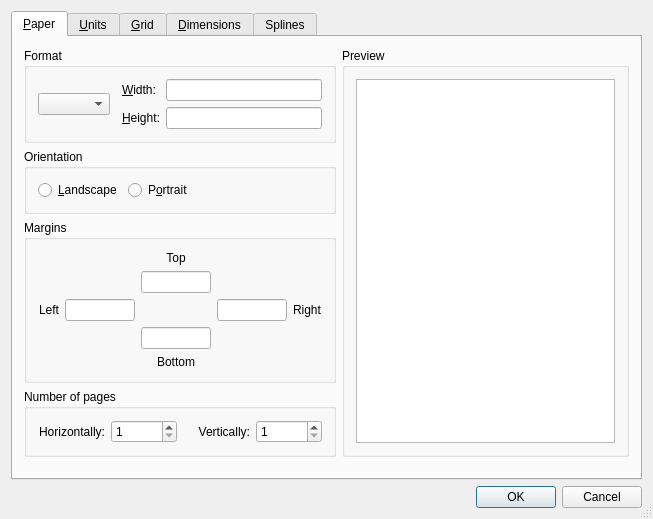
The window that librecad/src/ui/forms/qg_dlgoptionsdrawing.ui (LibreCAD/LibreCAD) describes before a commit, drawn with Qt 5.
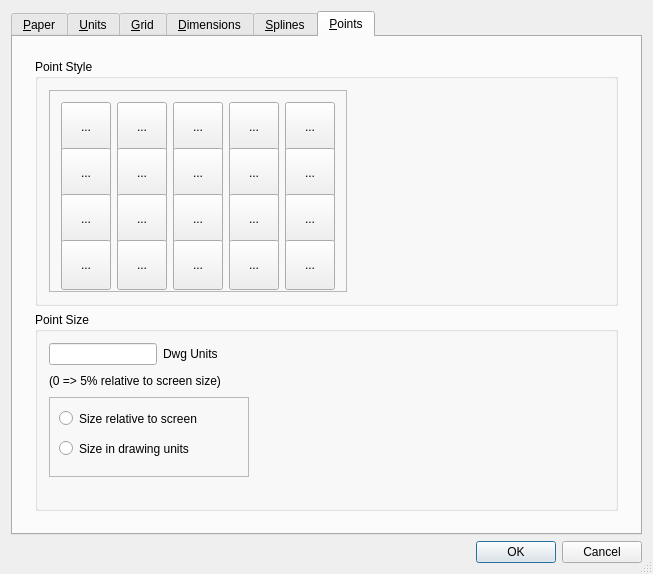
The same window after the commit. The open tabs and pages were chosen to show the change. Icons and pictures are not drawn. Custom widgets are drawn as their Qt base class.

Commit message: Issue #960 Feature request - Ability to set the style of a POINT Working implementation of the requested feature. Extra tab on the Current Drawing Preferences dialog provides controls to select the display style for POINTS. Implementation follows DXF file standard for storing point style info and AutoCAD values for the available styles.

The edit to the form file:
```diff
--- a/librecad/src/ui/forms/qg_dlgoptionsdrawing.ui
+++ b/librecad/src/ui/forms/qg_dlgoptionsdrawing.ui
@@ -1606,7 +1606,7 @@
      </widget>
      <widget class="QWidget" name="tab5">
       <attribute name="title">
-       <string>Splines</string>
+       <string>&amp;Splines</string>
       </attribute>
       <layout class="QVBoxLayout">
        <item>
@@ -1678,6 +1678,1035 @@
        </item>
       </layout>
      </widget>
+     <widget class="QWidget" name="tab6">
+      <attribute name="title">
+       <string>&amp;Points</string>
+      </attribute>
+      <layout class="QVBoxLayout" name="verticalLayout_2">
+       <item>
+        <widget class="QWidget" name="widget_2" native="true">
+         <layout class="QVBoxLayout" name="verticalLayout_3">
+          <item>
+           <widget class="QGroupBox" name="gbPointStyle">
+            <property name="title">
+             <string>Point Style</string>
+            </property>
+            <layout class="QGridLayout" name="gridLayout_13">
+             <item row="0" column="2">
+              <widget class="QFrame" name="frame_2">
+               <property name="minimumSize">
+                <size>
+                 <width>0</width>
+                 <height>200</height>
+                </size>
+               </property>
+               <property name="maximumSize">
+                <size>
+                 <width>300</width>
+                 <height>16777215</height>
+                </size>
+               </property>
+               <property name="styleSheet">
+                <string notr="true">QToolButton::checked{
+    background: palette(dark);
+}</string>
+               </property>
+               <property name="frameShape">
+                <enum>QFrame::StyledPanel</enum>
+               </property>
+               <property name="frameShadow">
+                <enum>QFrame::Raised</enum>
+               </property>
+               <layout class="QGridLayout" name="gridLayout_14">
+                <item row="0" column="0">
+                 <widget class="QToolButton" name="bDot">
+                  <property name="enabled">
+                   <bool>true</bool>
+                  </property>
+                  <property name="minimumSize">
+                   <size>
+                    <width>50</width>
+                    <height>50</height>
+                   </size>
+                  </property>
+                  <property name="text">
+                   <string>...</string>
+                  </property>
+                  <property name="icon">
+                   <iconset resource="../../../res/icons/icons.qrc">
+                    <normaloff>:/icons/point_dot.svg</normaloff>:/icons/point_dot.svg</iconset>
+                  </property>
+                  <property name="iconSize">
+                   <size>
+                    <width>40</width>
+                    <height>40</height>
+                   </size>
+                  </property>
+                  <property name="checkable">
+                   <bool>true</bool>
+                  </property>
+                  <property name="autoExclusive">
+                   <bool>true</bool>
+                  </property>
+                  <property name="popupMode">
+                   <enum>QToolButton::InstantPopup</enum>
+                  </property>
+                  <property name="autoRaise">
+                   <bool>false</bool>
+                  </property>
+                  <property name="arrowType">
+                   <enum>Qt::NoArrow</enum>
+                  </property>
+                 </widget>
+                </item>
+                <item row="0" column="1">
+                 <widget class="QToolButton" name="bBlank">
+                  <property name="enabled">
+                   <bool>true</bool>
+                  </property>
+                  <property name="minimumSize">
+                   <size>
+                    <width>50</width>
+                    <height>50</height>
+                   </size>
+                  </property>
+                  <property name="focusPolicy">
+                   <enum>Qt::TabFocus</enum>
+                  </property>
+                  <property name="text">
+                   <string>...</string>
+                  </property>
+                  <property name="icon">
+                   <iconset resource="../../../res/icons/icons.qrc">
+                    <normaloff>:/icons/point_blank.svg</normaloff>:/icons/point_blank.svg</iconset>
+                  </property>
+                  <property name="iconSize">
+                   <size>
+                    <width>40</width>
+                    <height>40</height>
+                   </size>
+                  </property>
+                  <property name="checkable">
+                   <bool>true</bool>
+                  </property>
+                  <property name="autoExclusive">
+                   <bool>true</bool>
+                  </property>
+                 </widget>
+                </item>
+                <item row="0" column="2">
+                 <widget class="QToolButton" name="bPlus">
+                  <property name="enabled">
+                   <bool>true</bool>
+                  </property>
+                  <property name="minimumSize">
+                   <size>
+                    <width>50</width>
+                    <height>50</height>
+                   </size>
+                  </property>
+                  <property name="text">
+                   <string>...</string>
+                  </property>
+                  <property name="icon">
+                   <iconset resource="../../../res/icons/icons.qrc">
+                    <normaloff>:/icons/point_plus.svg</normaloff>:/icons/point_plus.svg</iconset>
+                  </property>
+                  <property name="iconSize">
+                   <size>
+                    <width>40</width>
+                    <height>40</height>
+                   </size>
+                  </property>
+                  <property name="checkable">
+                   <bool>true</bool>
+                  </property>
+                  <property name="autoExclusive">
+                   <bool>true</bool>
+                  </property>
+                  <property name="popupMode">
+                   <enum>QToolButton::DelayedPopup</enum>
+                  </property>
+                  <property name="autoRaise">
+                   <bool>false</bool>
+                  </property>
+                  <property name="arrowType">
+                   <enum>Qt::NoArrow</enum>
+                  </property>
+                 </widget>
+                </item>
+                <item row="0" column="3">
+                 <widget class="QToolButton" name="bCross">
+                  <property name="enabled">
+                   <bool>true</bool>
+                  </property>
+                  <property name="minimumSize">
+                   <size>
+                    <width>50</width>
+                    <height>50</height>
+                   </size>
+                  </property>
+                  <property name="text">
+                   <string>...</string>
+                  </property>
+                  <property name="icon">
+                   <iconset resource="../../../res/icons/icons.qrc">
+                    <normaloff>:/icons/point_cross.svg</normaloff>:/icons/point_cross.svg</iconset>
+                  </property>
+                  <property name="iconSize">
+                   <size>
+                    <width>40</width>
+                    <height>40</height>
+                   </size>
+                  </property>
+                  <property name="checkable">
+                   <bool>true</bool>
+                  </property>
+                  <property name="autoExclusive">
+                   <bool>true</bool>
+                  </property>
+                  <property name="popupMode">
+                   <enum>QToolButton::InstantPopup</enum>
+                  </property>
+                  <property name="autoRaise">
+                   <bool>false</bool>
+                  </property>
+                  <property name="arrowType">
+                   <enum>Qt::NoArrow</enum>
+                  </property>
+                 </widget>
+                </item>
+                <item row="0" column="4">
+                 <widget class="QToolButton" name="bTick">
+                  <property name="enabled">
+                   <bool>true</bool>
+                  </property>
+                  <property name="minimumSize">
+                   <size>
+                    <width>50</width>
+                    <height>50</height>
+                   </size>
+                  </property>
+                  <property name="text">
+                   <string>...</string>
+                  </property>
+                  <property name="icon">
+                   <iconset resource="../../../res/icons/icons.qrc">
+                    <normaloff>:/icons/point_tick.svg</normaloff>:/icons/point_tick.svg</iconset>
+                  </property>
+                  <property name="iconSize">
+                   <size>
+                    <width>40</width>
+                    <height>40</height>
+                   </size>
+                  </property>
+                  <property name="checkable">
+                   <bool>true</bool>
+                  </property>
+                  <property name="autoExclusive">
+                   <bool>true</bool>
+                  </property>
+                  <property name="popupMode">
+                   <enum>QToolButton::DelayedPopup</enum>
+                  </property>
+                  <property name="autoRaise">
+                   <bool>false</bool>
+                  </property>
+                  <property name="arrowType">
+                   <enum>Qt::NoArrow</enum>
+                  </property>
+                 </widget>
+                </item>
+                <item row="1" column="0">
+                 <widget class="QToolButton" name="bDotCircle">
+                  <property name="enabled">
+                   <bool>true</bool>
+                  </property>
+                  <property name="minimumSize">
+                   <size>
+                    <width>50</width>
+                    <height>50</height>
+                   </size>
+                  </property>
+                  <property name="text">
+                   <string>...</string>
+                  </property>
+                  <property name="icon">
+                   <iconset resource="../../../res/icons/icons.qrc">
+                    <normaloff>:/icons/point_dot_circle.svg</normaloff>:/icons/point_dot_circle.svg</iconset>
+                  </property>
+                  <property name="iconSize">
+                   <size>
+                    <width>40</width>
+                    <height>40</height>
+                   </size>
+                  </property>
+                  <property name="checkable">
+                   <bool>true</bool>
+                  </property>
+                  <property name="autoExclusive">
+                   <bool>true</bool>
+                  </property>
+                  <property name="popupMode">
+                   <enum>QToolButton::InstantPopup</enum>
+                  </property>
+                  <property name="autoRaise">
+                   <bool>false</bool>
+                  </property>
+                  <property name="arrowType">
+                   <enum>Qt::NoArrow</enum>
+                  </property>
+                 </widget>
+                </item>
+                <item row="1" column="1">
+                 <widget class="QToolButton" name="bBlankCircle">
+                  <property name="enabled">
+                   <bool>true</bool>
+                  </property>
+                  <property name="minimumSize">
+                   <size>
+                    <width>50</width>
+                    <height>50</height>
+                   </size>
+                  </property>
+                  <property name="text">
+                   <string>...</string>
+                  </property>
+                  <property name="icon">
+                   <iconset resource="../../../res/icons/icons.qrc">
+                    <normaloff>:/icons/point_blank_circle.svg</normaloff>:/icons/point_blank_circle.svg</iconset>
+                  </property>
+                  <property name="iconSize">
+                   <size>
+                    <width>40</width>
+                    <height>40</height>
+                   </size>
+                  </property>
+                  <property name="checkable">
+                   <bool>true</bool>
+                  </property>
+                  <property name="autoExclusive">
+                   <bool>true</bool>
+                  </property>
+                  <property name="popupMode">
+                   <enum>QToolButton::InstantPopup</enum>
+                  </property>
+                  <property name="autoRaise">
+                   <bool>false</bool>
+                  </property>
+                  <property name="arrowType">
+                   <enum>Qt::NoArrow</enum>
+                  </property>
+                 </widget>
+                </item>
+                <item row="1" column="2">
+                 <widget class="QToolButton" name="bPlusCircle">
+                  <property name="enabled">
+                   <bool>true</bool>
+                  </property>
+                  <property name="minimumSize">
+                   <size>
+                    <width>50</width>
+                    <height>50</height>
+                   </size>
+                  </property>
+                  <property name="text">
+                   <string>...</string>
+                  </property>
+                  <property name="icon">
+                   <iconset resource="../../../res/icons/icons.qrc">
+                    <normaloff>:/icons/point_plus_circle.svg</normaloff>:/icons/point_plus_circle.svg</iconset>
+                  </property>
+                  <property name="iconSize">
+                   <size>
+                    <width>40</width>
+                    <height>40</height>
+                   </size>
+                  </property>
+                  <property name="checkable">
+                   <bool>true</bool>
+                  </property>
+                  <property name="autoExclusive">
+                   <bool>true</bool>
+                  </property>
+                  <property name="popupMode">
+                   <enum>QToolButton::InstantPopup</enum>
+                  </property>
+                  <property name="autoRaise">
+                   <bool>false</bool>
+                  </property>
+                  <property name="arrowType">
+                   <enum>Qt::NoArrow</enum>
+                  </property>
+                 </widget>
+                </item>
+                <item row="1" column="3">
+                 <widget class="QToolButton" name="bCrossCircle">
+                  <property name="enabled">
+                   <bool>true</bool>
+                  </property>
+                  <property name="minimumSize">
+                   <size>
+                    <width>50</width>
+                    <height>50</height>
+                   </size>
+                  </property>
+                  <property name="text">
+                   <string>...</string>
+                  </property>
+                  <property name="icon">
+                   <iconset resource="../../../res/icons/icons.qrc">
+                    <normaloff>:/icons/point_cross_circle.svg</normaloff>:/icons/point_cross_circle.svg</iconset>
+                  </property>
+                  <property name="iconSize">
+                   <size>
+                    <width>40</width>
+                    <height>40</height>
+                   </size>
+                  </property>
+                  <property name="checkable">
+                   <bool>true</bool>
+                  </property>
+                  <property name="autoExclusive">
+                   <bool>true</bool>
+                  </property>
+                  <property name="popupMode">
+                   <enum>QToolButton::InstantPopup</enum>
+                  </property>
+                  <property name="autoRaise">
+                   <bool>false</bool>
+                  </property>
+                  <property name="arrowType">
+                   <enum>Qt::NoArrow</enum>
+                  </property>
+                 </widget>
+                </item>
+                <item row="1" column="4">
+                 <widget class="QToolButton" name="bTickCircle">
+                  <property name="enabled">
+                   <bool>true</bool>
+                  </property>
+                  <property name="minimumSize">
+                   <size>
+                    <width>50</width>
+                    <height>50</height>
+                   </size>
+                  </property>
+                  <property name="text">
+                   <string>...</string>
+                  </property>
+                  <property name="icon">
+                   <iconset resource="../../../res/icons/icons.qrc">
+                    <normaloff>:/icons/point_tick_circle.svg</normaloff>:/icons/point_tick_circle.svg</iconset>
+                  </property>
+                  <property name="iconSize">
+                   <size>
+                    <width>40</width>
+                    <height>40</height>
+                   </size>
+                  </property>
+                  <property name="checkable">
+                   <bool>true</bool>
+                  </property>
+                  <property name="autoExclusive">
+                   <bool>true</bool>
+                  </property>
+                  <property name="popupMode">
+                   <enum>QToolButton::InstantPopup</enum>
+                  </property>
+                  <property name="autoRaise">
+                   <bool>false</bool>
+                  </property>
+                  <property name="arrowType">
+                   <enum>Qt::NoArrow</enum>
+                  </property>
+                 </widget>
+                </item>
+                <item row="2" column="0">
+                 <widget class="QToolButton" name="bDotSquare">
+                  <property name="enabled">
+                   <bool>true</bool>
+                  </property>
+                  <property name="minimumSize">
+                   <size>
+                    <width>50</width>
+                    <height>50</height>
+                   </size>
+                  </property>
+                  <property name="text">
+                   <string>...</string>
+                  </property>
+                  <property name="icon">
+                   <iconset resource="../../../res/icons/icons.qrc">
+                    <normaloff>:/icons/point_dot_square.svg</normaloff>:/icons/point_dot_square.svg</iconset>
+                  </property>
+                  <property name="iconSize">
+                   <size>
+                    <width>40</width>
+                    <height>40</height>
+                   </size>
+                  </property>
+                  <property name="checkable">
+                   <bool>true</bool>
+                  </property>
+                  <property name="autoExclusive">
+                   <bool>true</bool>
+                  </property>
+                  <property name="popupMode">
+                   <enum>QToolButton::InstantPopup</enum>
+                  </property>
+                  <property name="autoRaise">
+                   <bool>false</bool>
+                  </property>
+                  <property name="arrowType">
+                   <enum>Qt::NoArrow</enum>
+                  </property>
+                 </widget>
+                </item>
+                <item row="2" column="1">
+                 <widget class="QToolButton" name="bBlankSquare">
+                  <property name="enabled">
+                   <bool>true</bool>
+                  </property>
+                  <property name="minimumSize">
+                   <size>
+                    <width>50</width>
+                    <height>50</height>
+                   </size>
+                  </property>
+                  <property name="text">
+                   <string>...</string>
+                  </property>
+                  <property name="icon">
+                   <iconset resource="../../../res/icons/icons.qrc">
+                    <normaloff>:/icons/point_blank_square.svg</normaloff>:/icons/point_blank_square.svg</iconset>
+                  </property>
+                  <property name="iconSize">
+                   <size>
+                    <width>40</width>
+                    <height>40</height>
+                   </size>
+                  </property>
+                  <property name="checkable">
+                   <bool>true</bool>
+                  </property>
+                  <property name="autoExclusive">
+                   <bool>true</bool>
+                  </property>
+                  <property name="popupMode">
+                   <enum>QToolButton::InstantPopup</enum>
+                  </property>
+                  <property name="autoRaise">
+                   <bool>false</bool>
+                  </property>
+                  <property name="arrowType">
+                   <enum>Qt::NoArrow</enum>
+                  </property>
+                 </widget>
+                </item>
+                <item row="2" column="2">
+                 <widget class="QToolButton" name="bPlusSquare">
+                  <property name="enabled">
+                   <bool>true</bool>
+                  </property>
+                  <property name="minimumSize">
+                   <size>
+                    <width>50</width>
+                    <height>50</height>
+                   </size>
+                  </property>
+                  <property name="text">
+                   <string>...</string>
+                  </property>
+                  <property name="icon">
+                   <iconset resource="../../../res/icons/icons.qrc">
+                    <normaloff>:/icons/point_plus_square.svg</normaloff>:/icons/point_plus_square.svg</iconset>
+                  </property>
+                  <property name="iconSize">
+                   <size>
+                    <width>40</width>
+                    <height>40</height>
+                   </size>
+                  </property>
+                  <property name="checkable">
+                   <bool>true</bool>
+                  </property>
+                  <property name="autoExclusive">
+                   <bool>true</bool>
+                  </property>
+                  <property name="popupMode">
+                   <enum>QToolButton::InstantPopup</enum>
+                  </property>
+                  <property name="autoRaise">
+                   <bool>false</bool>
+                  </property>
+                  <property name="arrowType">
+                   <enum>Qt::NoArrow</enum>
+                  </property>
+                 </widget>
+                </item>
+                <item row="2" column="3">
+                 <widget class="QToolButton" name="bCrossSquare">
+                  <property name="enabled">
+                   <bool>true</bool>
+                  </property>
+                  <property name="minimumSize">
+                   <size>
+                    <width>50</width>
+                    <height>50</height>
+                   </size>
+                  </property>
+                  <property name="text">
+                   <string>...</string>
+                  </property>
+                  <property name="icon">
+                   <iconset resource="../../../res/icons/icons.qrc">
+                    <normaloff>:/icons/point_cross_square.svg</normaloff>:/icons/point_cross_square.svg</iconset>
+                  </property>
+                  <property name="iconSize">
+                   <size>
+                    <width>40</width>
+                    <height>40</height>
+                   </size>
+                  </property>
+                  <property name="checkable">
+                   <bool>true</bool>
+                  </property>
+                  <property name="autoExclusive">
+                   <bool>true</bool>
+                  </property>
+                  <property name="popupMode">
+                   <enum>QToolButton::InstantPopup</enum>
+                  </property>
+                  <property name="autoRaise">
+                   <bool>false</bool>
+                  </property>
+                  <property name="arrowType">
+                   <enum>Qt::NoArrow</enum>
+                  </property>
+                 </widget>
+                </item>
+                <item row="2" column="4">
+                 <widget class="QToolButton" name="bTickSquare">
+                  <property name="enabled">
+                   <bool>true</bool>
+                  </property>
+                  <property name="minimumSize">
+                   <size>
+                    <width>50</width>
+                    <height>50</height>
+                   </size>
+                  </property>
+                  <property name="text">
+                   <string>...</string>
+                  </property>
+                  <property name="icon">
+                   <iconset resource="../../../res/icons/icons.qrc">
+                    <normaloff>:/icons/point_tick_square.svg</normaloff>:/icons/point_tick_square.svg</iconset>
+                  </property>
+                  <property name="iconSize">
+                   <size>
+                    <width>40</width>
+                    <height>40</height>
+                   </size>
+                  </property>
+                  <property name="checkable">
+                   <bool>true</bool>
+                  </property>
+                  <property name="autoExclusive">
+                   <bool>true</bool>
+                  </property>
+                  <property name="popupMode">
+                   <enum>QToolButton::InstantPopup</enum>
+                  </property>
+                  <property name="autoRaise">
+                   <bool>false</bool>
+                  </property>
+                  <property name="arrowType">
+                   <enum>Qt::NoArrow</enum>
+                  </property>
+                 </widget>
+                </item>
+                <item row="3" column="0">
+                 <widget class="QToolButton" name="bDotCircleSquare">
+                  <property name="enabled">
+                   <bool>true</bool>
+                  </property>
+                  <property name="minimumSize">
+                   <size>
+                    <width>50</width>
+                    <height>50</height>
+                   </size>
+                  </property>
+                  <property name="text">
+                   <string>...</string>
+                  </property>
+                  <property name="icon">
+                   <iconset resource="../../../res/icons/icons.qrc">
+                    <normaloff>:/icons/point_dot_circle_square.svg</normaloff>:/icons/point_dot_circle_square.svg</iconset>
+                  </property>
+                  <property name="iconSize">
+                   <size>
+                    <width>40</width>
+                    <height>40</height>
+                   </size>
+                  </property>
+                  <property name="checkable">
+                   <bool>true</bool>
+                  </property>
+                  <property name="autoExclusive">
+                   <bool>true</bool>
+                  </property>
+                  <property name="popupMode">
+                   <enum>QToolButton::InstantPopup</enum>
+                  </property>
+                  <property name="autoRaise">
+                   <bool>false</bool>
+                  </property>
+                  <property name="arrowType">
+                   <enum>Qt::NoArrow</enum>
+                  </property>
+                 </widget>
+                </item>
+                <item row="3" column="1">
+                 <widget class="QToolButton" name="bBlankCircleSquare">
+                  <property name="enabled">
+                   <bool>true</bool>
+                  </property>
+                  <property name="minimumSize">
+                   <size>
+                    <width>50</width>
+                    <height>50</height>
+                   </size>
+                  </property>
+                  <property name="text">
+                   <string>...</string>
+                  </property>
+                  <property name="icon">
+                   <iconset resource="../../../res/icons/icons.qrc">
+                    <normaloff>:/icons/point_blank_circle_square.svg</normaloff>:/icons/point_blank_circle_square.svg</iconset>
+                  </property>
+                  <property name="iconSize">
+                   <size>
+                    <width>40</width>
+                    <height>40</height>
+                   </size>
+                  </property>
+                  <property name="checkable">
+                   <bool>true</bool>
+                  </property>
+                  <property name="autoExclusive">
+                   <bool>true</bool>
+                  </property>
+                  <property name="popupMode">
+                   <enum>QToolButton::InstantPopup</enum>
+                  </property>
+                  <property name="autoRaise">
+                   <bool>false</bool>
+                  </property>
+                  <property name="arrowType">
+                   <enum>Qt::NoArrow</enum>
+                  </property>
+                 </widget>
+                </item>
+                <item row="3" column="2">
+                 <widget class="QToolButton" name="bPlusCircleSquare">
+                  <property name="enabled">
+                   <bool>true</bool>
+                  </property>
+                  <property name="minimumSize">
+                   <size>
+                    <width>50</width>
+                    <height>50</height>
+                   </size>
+                  </property>
+                  <property name="text">
+                   <string>...</string>
+                  </property>
+                  <property name="icon">
+                   <iconset resource="../../../res/icons/icons.qrc">
+                    <normaloff>:/icons/point_plus_circle_square.svg</normaloff>:/icons/point_plus_circle_square.svg</iconset>
+                  </property>
+                  <property name="iconSize">
+                   <size>
+                    <width>40</width>
+                    <height>40</height>
+                   </size>
+                  </property>
+                  <property name="checkable">
+                   <bool>true</bool>
+                  </property>
+                  <property name="autoExclusive">
+                   <bool>true</bool>
+                  </property>
+                  <property name="popupMode">
+                   <enum>QToolButton::InstantPopup</enum>
+                  </property>
+                  <property name="autoRaise">
+                   <bool>false</bool>
+                  </property>
+                  <property name="arrowType">
+                   <enum>Qt::NoArrow</enum>
+                  </property>
+                 </widget>
+                </item>
+                <item row="3" column="3">
+                 <widget class="QToolButton" name="bCrossCircleSquare">
+                  <property name="enabled">
+                   <bool>true</bool>
+                  </property>
+                  <property name="minimumSize">
+                   <size>
+                    <width>50</width>
+                    <height>50</height>
+                   </size>
+                  </property>
+                  <property name="text">
+                   <string>...</string>
+                  </property>
+                  <property name="icon">
+                   <iconset resource="../../../res/icons/icons.qrc">
+                    <normaloff>:/icons/point_cross_circle_square.svg</normaloff>:/icons/point_cross_circle_square.svg</iconset>
+                  </property>
+                  <property name="iconSize">
+                   <size>
+                    <width>40</width>
+                    <height>40</height>
+                   </size>
+                  </property>
+                  <property name="checkable">
+                   <bool>true</bool>
+                  </property>
+                  <property name="autoExclusive">
+                   <bool>true</bool>
+                  </property>
+                  <property name="popupMode">
+                   <enum>QToolButton::InstantPopup</enum>
+                  </property>
+                  <property name="autoRaise">
+                   <bool>false</bool>
+                  </property>
+                  <property name="arrowType">
+                   <enum>Qt::NoArrow</enum>
+                  </property>
+                 </widget>
+                </item>
+                <item row="3" column="4">
+                 <widget class="QToolButton" name="bTickCircleSquare">
+                  <property name="enabled">
+                   <bool>true</bool>
+                  </property>
+                  <property name="minimumSize">
+                   <size>
+                    <width>50</width>
+                    <height>50</height>
+                   </size>
+                  </property>
+                  <property name="text">
+                   <string>...</string>
+                  </property>
+                  <property name="icon">
+                   <iconset resource="../../../res/icons/icons.qrc">
+                    <normaloff>:/icons/point_tick_circle_square.svg</normaloff>:/icons/point_tick_circle_square.svg</iconset>
+                  </property>
+                  <property name="iconSize">
+                   <size>
+                    <width>40</width>
+                    <height>40</height>
+                   </size>
+                  </property>
+                  <property name="checkable">
+                   <bool>true</bool>
+                  </property>
+                  <property name="autoExclusive">
+                   <bool>true</bool>
+                  </property>
+                  <property name="popupMode">
+                   <enum>QToolButton::InstantPopup</enum>
+                  </property>
+                  <property name="autoRaise">
+                   <bool>false</bool>
+                  </property>
+                  <property name="arrowType">
+                   <enum>Qt::NoArrow</enum>
+                  </property>
+                 </widget>
+                </item>
+               </layout>
+              </widget>
+             </item>
+             <item row="0" column="3">
+              <spacer name="horizontalSpacer_6">
+               <property name="orientation">
+                <enum>Qt::Horizontal</enum>
+               </property>
+               <property name="sizeHint" stdset="0">
+                <size>
+                 <width>40</width>
+                 <height>20</height>
+                </size>
+               </property>
+              </spacer>
+             </item>
+            </layout>
+           </widget>
+          </item>
+          <item>
+           <widget class="QGroupBox" name="gbPointSize">
+            <property name="title">
+             <string>Point Size</string>
+            </property>
+            <property name="alignment">
+             <set>Qt::AlignLeading|Qt::AlignLeft|Qt::AlignTop</set>
+            </property>
+            <layout class="QGridLayout" name="gridLayout_12">
+             <item row="1" column="2" colspan="2">
+              <spacer name="horizontalSpacer_5">
+               <property name="orientation">
+                <enum>Qt::Horizontal</enum>
+               </property>
+               <property name="sizeHint" stdset="0">
+                <size>
+                 <width>40</width>
+                 <height>20</height>
+                </size>
+               </property>
+              </spacer>
+             </item>
+             <item row="2" column="3" rowspan="2">
+              <spacer name="horizontalSpacer_3">
+               <property name="orientation">
+                <enum>Qt::Horizontal</enum>
+               </property>
+               <property name="sizeHint" stdset="0">
+                <size>
+                 <width>64</width>
+                 <height>100</height>
+                </size>
+               </property>
+              </spacer>
+             </item>
+             <item row="0" column="1">
+              <widget class="QLabel" name="lPtSzUnits">
+               <property name="text">
+                <string>Dwg Units</string>
+               </property>
+               <property name="textFormat">
+                <enum>Qt::PlainText</enum>
+               </property>
+              </widget>
+             </item>
+             <item row="2" column="0" colspan="2">
+              <widget class="QFrame" name="frame">
+               <property name="minimumSize">
+                <size>
+                 <width>200</width>
+                 <height>80</height>
+                </size>
+               </property>
+               <property name="maximumSize">
+                <size>
+                 <width>200</width>
+                 <height>16777215</height>
+                </size>
+               </property>
+               <property name="frameShape">
+                <enum>QFrame::StyledPanel</enum>
+               </property>
+               <property name="frameShadow">
+                <enum>QFrame::Raised</enum>
+               </property>
+               <widget class="QRadioButton" name="rbRelSize">
+                <property name="geometry">
+                 <rect>
+                  <x>10</x>
+                  <y>10</y>
+                  <width>147</width>
+                  <height>23</height>
+                 </rect>
+                </property>
+                <property name="text">
+                 <string>Size relative to screen</string>
+                </property>
+               </widget>
+               <widget class="QRadioButton" name="rbAbsSize">
+                <property name="geometry">
+                 <rect>
+                  <x>10</x>
+                  <y>40</y>
+                  <width>141</width>
+                  <height>23</height>
+                 </rect>
+                </property>
+                <property name="text">
+                 <string>Size in drawing units</string>
+                </property>
+               </widget>
+              </widget>
+             </item>
+             <item row="3" column="0" colspan="2">
+              <spacer name="verticalSpacer_4">
+               <property name="orientation">
+                <enum>Qt::Vertical</enum>
+               </property>
+               <property name="sizeHint" stdset="0">
+                <size>
+                 <width>188</width>
+                 <height>0</height>
+                </size>
+               </property>
+              </spacer>
+             </item>
+             <item row="1" column="0" colspan="2">
+              <widget class="QLabel" name="label_11">
+               <property name="maximumSize">
+                <size>
+                 <width>180</width>
+                 <height>16777215</height>
+                </size>
+               </property>
+               <property name="text">
+                <string>(0 =&gt; 5% relative to screen size)</string>
+               </property>
+              </widget>
+             </item>
+             <item row="0" column="2" colspan="2">
+              <spacer name="horizontalSpacer_4">
+               <property name="orientation">
+                <enum>Qt::Horizontal</enum>
+               </property>
+               <property name="sizeHint" stdset="0">
+                <size>
+                 <width>40</width>
+                 <height>20</height>
+                </size>
+               </property>
+              </spacer>
+             </item>
+             <item row="0" column="0">
+              <widget class="QLineEdit" name="lePointSize">
+               <property name="sizePolicy">
+                <sizepolicy hsizetype="Fixed" vsizetype="Fixed">
+                 <horstretch>0</horstretch>
+                 <verstretch>0</verstretch>
+                </sizepolicy>
+               </property>
+               <property name="maximumSize">
+                <size>
+                 <width>150</width>
+                 <height>16777215</height>
+                </size>
+               </property>
+              </widget>
+             </item>
+            </layout>
+           </widget>
+          </item>
+         </layout>
+        </widget>
+       </item>
+      </layout>
+     </widget>
     </widget>
    </item>
   </layout>
```
Left out of the diff: 29 changed lines with no effect on the pictures. The commit also changes 31 other files.
